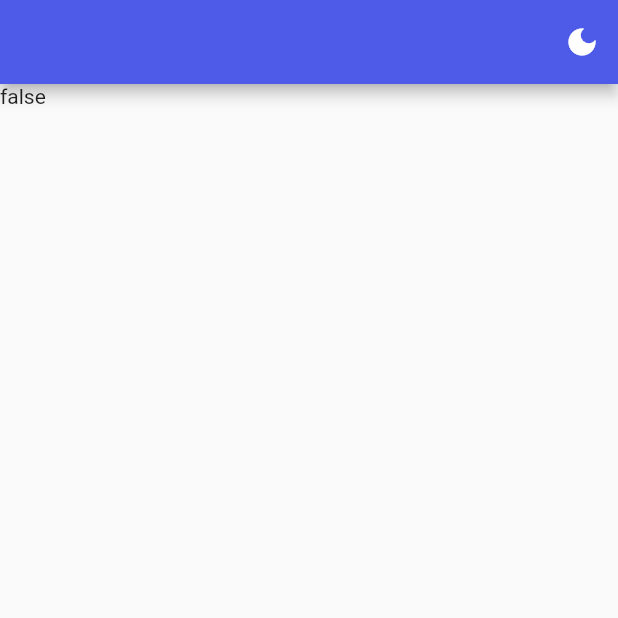
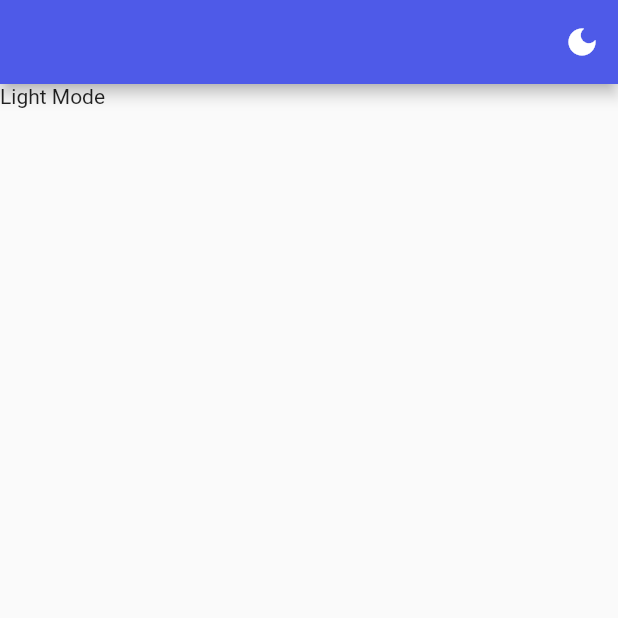
Before and after one commit to Corgi666/todo-flutter, a Flutter app: the screen it shows after launch, on a phone screen of 412 x 824 dp, the top half of it. Run offline on Flutter 3.47's test engine with Material 2 defaults, Android fonts, the phone set to English and light mode, and no system bars; our stand-ins replace flutter_local_notifications, get.

Commit message:
UPDATE Project

```diff
--- a/lib/main.dart
+++ b/lib/main.dart
@@ -2,7 +2,7 @@
 
 import 'package:flutter/material.dart';
 import 'package:get/get.dart';
-import 'package:notification/screens/homepage.dart';
+import 'package:notification/screens/homepage_screen.dart';
 
 import 'controller/theme_controller.dart';
 
--- a/lib/screens/homepage.dart
+++ b/lib/screens/homepage_screen.dart
@@ -1,6 +1,7 @@
 import 'package:flutter/material.dart';
 import 'package:get/get.dart';
 import 'package:notification/controller/theme_controller.dart';
+import 'package:notification/services/notification_service.dart';
 
 class HomePage extends StatefulWidget {
   const HomePage({super.key});
@@ -10,6 +11,7 @@ class HomePage extends StatefulWidget {
 }
 
 class _HomePageState extends State<HomePage> with TickerProviderStateMixin {
+  var notifyHelper;
   ThemeController controller = Get.put(ThemeController());
   Themes themes = Themes();
   bool isplay = false;
@@ -19,6 +21,7 @@ class _HomePageState extends State<HomePage> with TickerProviderStateMixin {
   void initState() {
     _controller =
         AnimationController(vsync: this, duration: Duration(seconds: 1));
+    notifyHelper = NotifyHelper();
     super.initState();
   }
 
@@ -47,10 +50,7 @@ class _HomePageState extends State<HomePage> with TickerProviderStateMixin {
         ],
       ),
       body: Column(
-        children: [
-          GetBuilder<ThemeController>(
-              builder: (_) => Text(controller.toggletheme.toString()))
-        ],
+        children: [Text(Get.isDarkMode ? "DarkMode" : "Light Mode")],
       ),
     );
   }
```
Also changed, not shown: lib/services/notification_service.dart (+58 -1 lines).
